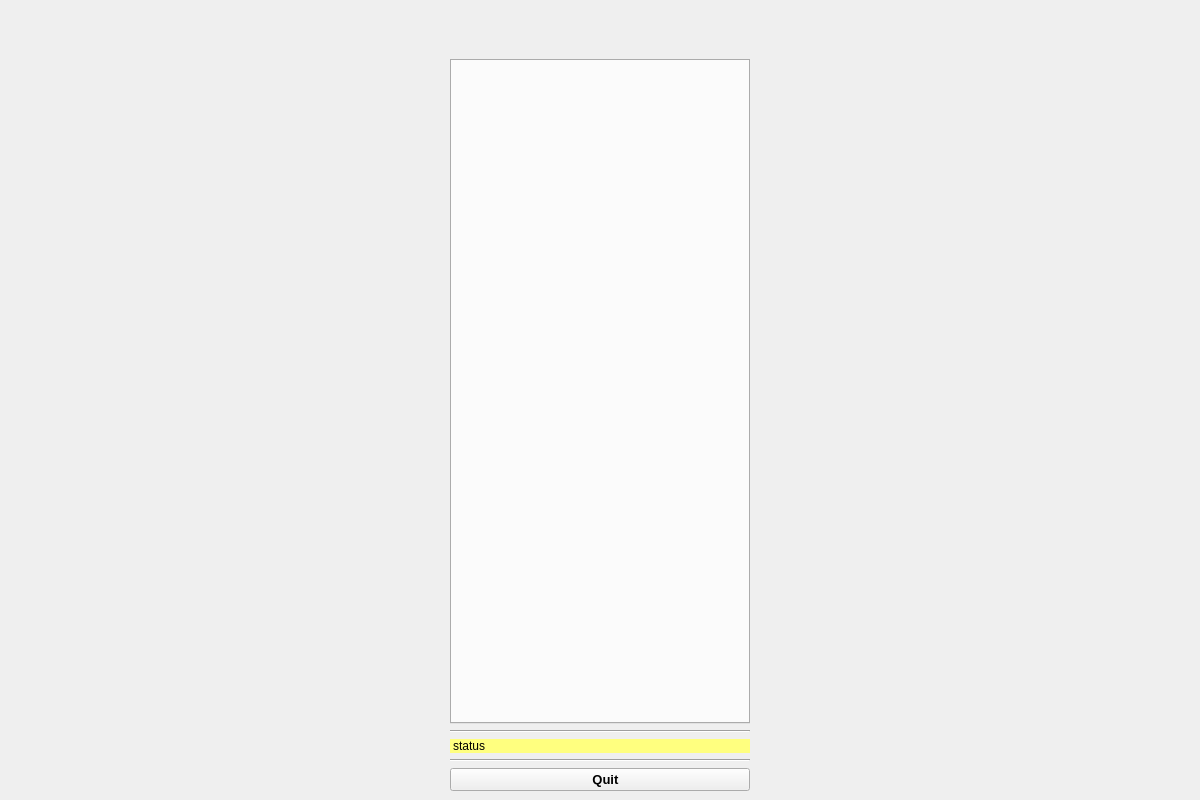
First picture: the form in cladplus_data/resources/cladviz.ui, repository openlmd/cladplus, before the edit.
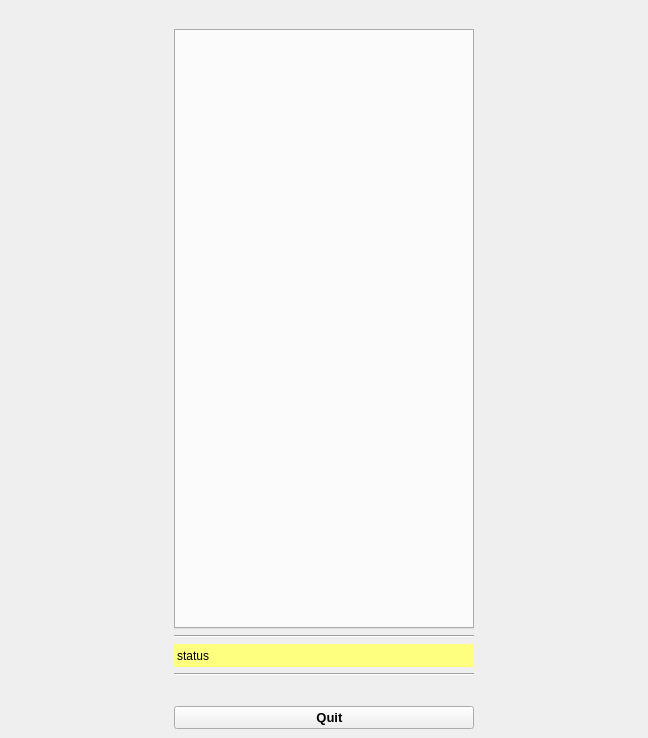
Second picture: the form after the edit. Icons and pictures are not drawn.

```diff
--- a/cladplus_data/resources/cladviz.ui
+++ b/cladplus_data/resources/cladviz.ui
@@ -6,8 +6,8 @@
    <rect>
     <x>0</x>
     <y>0</y>
-    <width>1200</width>
-    <height>800</height>
+    <width>648</width>
+    <height>738</height>
    </rect>
   </property>
   <property name="sizePolicy">
@@ -64,91 +64,19 @@
     </font>
    </property>
    <layout class="QGridLayout" name="gridLayout">
-    <item row="14" column="1">
-     <widget class="QTabWidget" name="tabWidget">
-      <property name="minimumSize">
-       <size>
-        <width>300</width>
-        <height>0</height>
-       </size>
+    <item row="0" column="0">
+     <layout class="QHBoxLayout" name="boxPlot">
+      <property name="spacing">
+       <number>0</number>
       </property>
-      <property name="maximumSize">
-       <size>
-        <width>300</width>
-        <height>16777215</height>
-       </size>
-      </property>
-      <property name="font">
-       <font>
-        <italic>false</italic>
-       </font>
-      </property>
-      <property name="currentIndex">
-       <number>-1</number>
-      </property>
-     </widget>
+     </layout>
     </item>
-    <item row="19" column="1">
-     <widget class="QPushButton" name="btnQuit">
-      <property name="enabled">
-       <bool>true</bool>
+    <item row="0" column="1">
+     <layout class="QGridLayout" name="gridLayout_2">
+      <property name="sizeConstraint">
+       <enum>QLayout::SetMinimumSize</enum>
       </property>
-      <property name="sizePolicy">
-       <sizepolicy hsizetype="Minimum" vsizetype="Fixed">
-        <horstretch>0</horstretch>
-        <verstretch>0</verstretch>
-       </sizepolicy>
-      </property>
-      <property name="minimumSize">
-       <size>
-        <width>300</width>
-        <height>0</height>
-       </size>
-      </property>
-      <property name="maximumSize">
-       <size>
-        <width>300</width>
-        <height>16777215</height>
-       </size>
-      </property>
-      <property name="font">
-       <font>
-        <pointsize>10</pointsize>
-        <weight>75</weight>
-        <bold>true</bold>
-       </font>
-      </property>
-      <property name="autoFillBackground">
-       <bool>false</bool>
-      </property>
-      <property name="text">
-       <string>   Quit</string>
-      </property>
-      <property name="icon">
-       <iconset theme="application-exit">
-        <normaloff/>
-       </iconset>
-      </property>
-      <property name="flat">
-       <bool>false</bool>
-      </property>
-     </widget>
-    </item>
-    <item row="17" column="1">
-     <widget class="Line" name="line_3">
-      <property name="orientation">
-       <enum>Qt::Horizontal</enum>
-      </property>
-     </widget>
-    </item>
-    <item row="15" column="1">
-     <widget class="Line" name="line_2">
-      <property name="orientation">
-       <enum>Qt::Horizontal</enum>
-      </property>
-     </widget>
-    </item>
-    <item row="2" column="1" rowspan="9">
+      <item row="0" column="0">
      <widget class="QLabel" name="lblLogo">
       <property name="minimumSize">
        <size>
@@ -176,8 +104,51 @@
       </property>
      </widget>
     </item>
-    <item row="16" column="1">
+      <item row="1" column="0">
+       <widget class="QTabWidget" name="tabWidget">
+        <property name="minimumSize">
+         <size>
+          <width>300</width>
+          <height>0</height>
+         </size>
+        </property>
+        <property name="maximumSize">
+         <size>
+          <width>300</width>
+          <height>16777215</height>
+         </size>
+        </property>
+        <property name="font">
+         <font>
+          <italic>false</italic>
+         </font>
+        </property>
+        <property name="currentIndex">
+         <number>-1</number>
+        </property>
+       </widget>
+      </item>
+      <item row="2" column="0">
+       <widget class="Line" name="line_3">
+        <property name="orientation">
+         <enum>Qt::Horizontal</enum>
+        </property>
+       </widget>
+      </item>
+      <item row="3" column="0">
      <widget class="QLabel" name="lblStatus">
+        <property name="minimumSize">
+         <size>
+          <width>300</width>
+          <height>23</height>
+         </size>
+        </property>
+        <property name="maximumSize">
+         <size>
+          <width>16777215</width>
+          <height>23</height>
+         </size>
+        </property>
       <property name="styleSheet">
        <string notr="true">background-color: rgb(255, 255, 127);</string>
       </property>
@@ -192,15 +163,69 @@
       </property>
      </widget>
     </item>
-    <item row="0" column="0" rowspan="20">
-     <layout class="QHBoxLayout" name="boxPlot">
-      <property name="spacing">
-       <number>0</number>
-      </property>
-     </layout>
-    </item>
-    <item row="18" column="1">
-     <layout class="QVBoxLayout" name="vl_display"/>
+      <item row="4" column="0">
+       <widget class="Line" name="line_2">
+        <property name="orientation">
+         <enum>Qt::Horizontal</enum>
+        </property>
+       </widget>
+      </item>
+      <item row="6" column="0">
+       <widget class="QPushButton" name="btnQuit">
+        <property name="enabled">
+         <bool>true</bool>
+        </property>
+        <property name="sizePolicy">
+         <sizepolicy hsizetype="Minimum" vsizetype="Fixed">
+          <horstretch>0</horstretch>
+          <verstretch>0</verstretch>
+         </sizepolicy>
+        </property>
+        <property name="minimumSize">
+         <size>
+          <width>300</width>
+          <height>0</height>
+         </size>
+        </property>
+        <property name="maximumSize">
+         <size>
+          <width>300</width>
+          <height>16777215</height>
+         </size>
+        </property>
+        <property name="font">
+         <font>
+          <pointsize>10</pointsize>
+          <weight>75</weight>
+          <bold>true</bold>
+         </font>
+        </property>
+        <property name="autoFillBackground">
+         <bool>false</bool>
+        </property>
+        <property name="text">
+         <string>   Quit</string>
+        </property>
+        <property name="icon">
+         <iconset theme="application-exit">
+          <normaloff/>
+         </iconset>
+        </property>
+        <property name="flat">
+         <bool>false</bool>
+        </property>
+       </widget>
+      </item>
+      <item row="5" column="0">
+       <widget class="QWidget" name="" native="true">
+        <layout class="QVBoxLayout" name="vl_display">
+         <property name="sizeConstraint">
+          <enum>QLayout::SetMinimumSize</enum>
+         </property>
+        </layout>
+       </widget>
+      </item>
+     </layout>
     </item>
    </layout>
   </widget>
```
Lines whose indentation alone changed are shown as unchanged.
